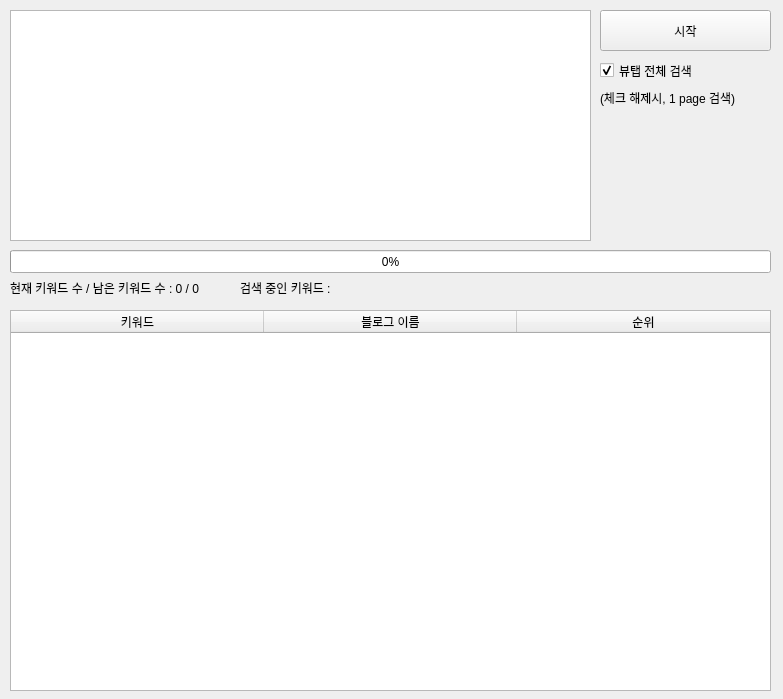
This is ranking.ui in ghwshin/viewranking as Qt 5 draws it before an edit. The edited form follows.
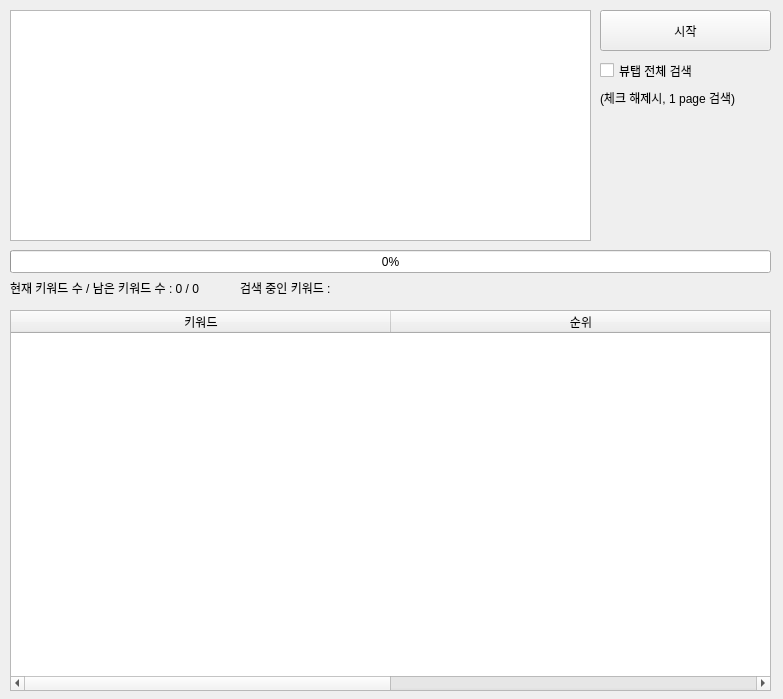
This is the edited form. Icons and pictures are not drawn.

Commit message: v2.0 : changing printing methods and integrate ranks.

Diff of the .ui file:
```diff
--- a/ranking.ui
+++ b/ranking.ui
@@ -88,21 +88,16 @@
     <number>0</number>
    </property>
    <property name="columnCount">
-    <number>3</number>
+       <number>2</number>
    </property>
    <attribute name="horizontalHeaderDefaultSectionSize">
-    <number>253</number>
+       <number>380</number>
    </attribute>
    <column>
     <property name="text">
      <string>키워드</string>
     </property>
    </column>
-   <column>
-    <property name="text">
-        <string>블로그 이름</string>
-    </property>
-   </column>
    <column>
     <property name="text">
      <string>순위</string>
@@ -122,7 +117,7 @@
     <string>뷰탭 전체 검색</string>
    </property>
    <property name="checked">
-    <bool>true</bool>
+       <bool>false</bool>
    </property>
   </widget>
   <widget class="QLabel" name="label">
```
Left out of the diff: 2 changed lines with no effect on the pictures. The commit also changes 2 other files.
